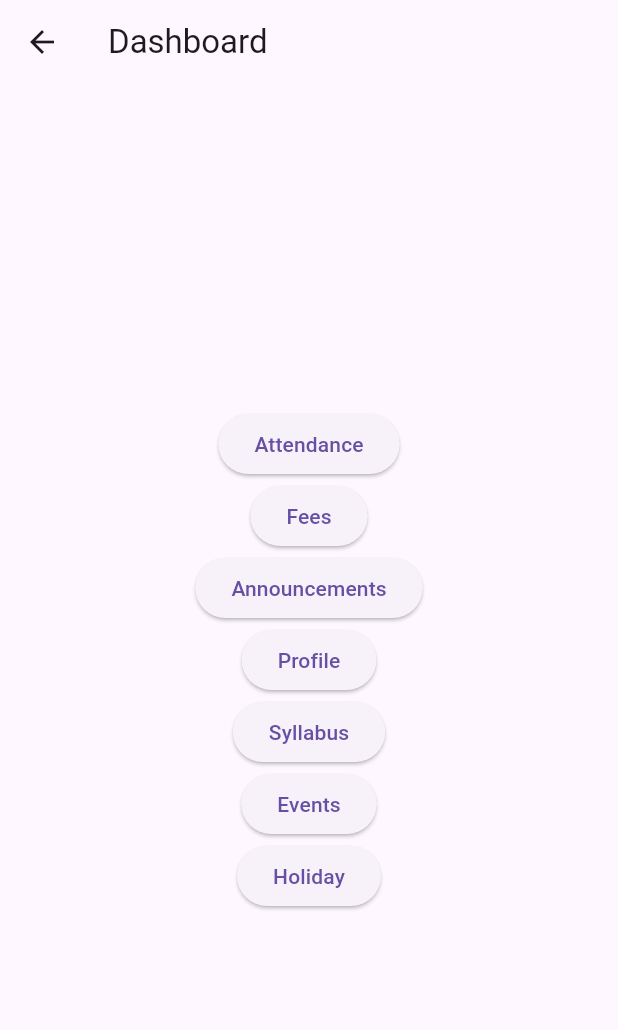
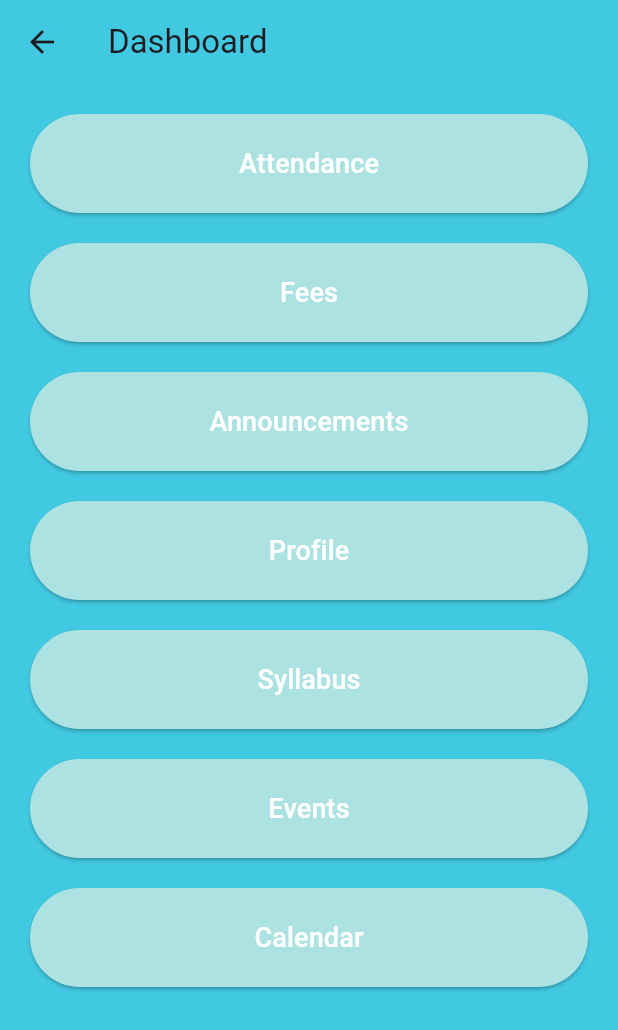
Before and after one commit to MAJ-22/College_App, a Flutter app: the DashboardPage screen opened directly with empty values, on a phone screen of 412 x 824 dp. Shown: the top 1030 px of the screen. Run offline on Flutter 3.47's test engine with Material 3 defaults, Android fonts, the phone set to English and light mode, and no system bars; our stand-ins replace cloud_firestore, firebase_auth, firebase_core; missing offline and left inert: syncfusion_flutter_pdfviewer; accounts and stored records are empty.

Commit message:
UI & Calendar

```diff
--- /dev/null
+++ b/lib/Calendar.dart
@@ -0,0 +1,22 @@
+import 'package:flutter/material.dart';
+import 'package:syncfusion_flutter_pdfviewer/pdfviewer.dart';
+
+class Calendar extends StatelessWidget {
+  @override
+  Widget build(BuildContext context) {
+    return Scaffold(
+      appBar: AppBar(
+        title: Text('Calendar'),
+      ),
+      body: Column(
+        children: [
+          Expanded(
+            child: SfPdfViewer.asset(
+              'assets/pdfs/Academic_calendar.pdf',
+            ),
+          ),
+        ],
+      ),
+    );
+  }
+}
--- a/lib/dashboard_page.dart
+++ b/lib/dashboard_page.dart
@@ -5,7 +5,7 @@ import 'announcements_page.dart';
 import 'profile_page.dart';
 import 'syllabus_page.dart';
 import 'events_page.dart';
-import 'holiday_page.dart';
+import 'Calendar.dart';
 
 class DashboardPage extends StatelessWidget {
   final String userId; // Add userId parameter to store the user ID
@@ -17,21 +17,38 @@ class DashboardPage extends StatelessWidget {
     return Scaffold(
       appBar: AppBar(
         title: Text('Dashboard'),
+        backgroundColor: Color(0xFF41C9E2), // Set app bar color to #FAF1E4
       ),
-      body: Center(
-        child: Column(
-          mainAxisAlignment: MainAxisAlignment.center,
-          crossAxisAlignment: CrossAxisAlignment.center,
+      backgroundColor: Color(0xFF41C9E2),
+      // Set window background color to #FAF1E4
+      body: Padding(
+        padding: EdgeInsets.all(20.0),
+        child: ListView(
           children: [
             ElevatedButton(
               onPressed: () {
                 Navigator.push(
                   context,
-                  MaterialPageRoute(builder: (context) => SubjectAttendancePage(userId: userId)),
+                  MaterialPageRoute(builder: (context) =>
+                      SubjectAttendancePage(userId: userId)),
                 );
               },
-              child: Text('Attendance'),
+              style: ElevatedButton.styleFrom(
+                backgroundColor: Color(
+                    0xFFACE2E1), // Set the background color to #CEDEBD
+              ),
+              child: Padding(
+                padding: const EdgeInsets.all(20.0),
+                child: Text(
+                  'Attendance',
+                  style: TextStyle(
+                    color: Colors.white, // Set text color to white
+                    fontSize: 18, // Set text size to 18
+                  ),
+                ),
+              ),
             ),
+            SizedBox(height: 20.0),
             ElevatedButton(
               onPressed: () {
                 Navigator.push(
@@ -39,8 +56,22 @@ class DashboardPage extends StatelessWidget {
                   MaterialPageRoute(builder: (context) => FeesPage()),
                 );
               },
-              child: Text('Fees'),
+              style: ElevatedButton.styleFrom(
+                backgroundColor: Color(
+                    0xFFACE2E1), // Set the background color to #CEDEBD
+              ),
+              child: Padding(
+                padding: const EdgeInsets.all(20.0),
+                child: Text(
+                  'Fees',
+                  style: TextStyle(
+                    color: Colors.white, // Set text color to white
+                    fontSize: 18, // Set text size to 18
+                  ),
+                ),
+              ),
             ),
+            SizedBox(height: 20.0),
             ElevatedButton(
               onPressed: () {
                 Navigator.push(
@@ -48,8 +79,22 @@ class DashboardPage extends StatelessWidget {
                   MaterialPageRoute(builder: (context) => AnnouncementsPage()),
                 );
               },
-              child: Text('Announcements'),
+              style: ElevatedButton.styleFrom(
+                backgroundColor: Color(
+                    0xFFACE2E1), // Set the background color to #CEDEBD
+              ),
+              child: Padding(
+                padding: const EdgeInsets.all(20.0),
+                child: Text(
+                  'Announcements',
+                  style: TextStyle(
+                    color: Colors.white, // Set text color to white
+                    fontSize: 18, // Set text size to 18
+                  ),
+                ),
+              ),
             ),
+            SizedBox(height: 20.0),
             ElevatedButton(
               onPressed: () {
                 Navigator.push(
@@ -57,8 +102,22 @@ class DashboardPage extends StatelessWidget {
                   MaterialPageRoute(builder: (context) => ProfilePage()),
                 );
               },
-              child: Text('Profile'),
+              style: ElevatedButton.styleFrom(
+                backgroundColor: Color(
+                    0xFFACE2E1), // Set the background color to #CEDEBD
+              ),
+              child: Padding(
+                padding: const EdgeInsets.all(20.0),
+                child: Text(
+                  'Profile',
+                  style: TextStyle(
+                    color: Colors.white, // Set text color to white
+                    fontSize: 18, // Set text size to 18
+                  ),
+                ),
+              ),
             ),
+            SizedBox(height: 20.0),
             ElevatedButton(
               onPressed: () {
                 Navigator.push(
@@ -66,8 +125,22 @@ class DashboardPage extends StatelessWidget {
                   MaterialPageRoute(builder: (context) => SyllabusPage()),
                 );
               },
-              child: Text('Syllabus'),
+              style: ElevatedButton.styleFrom(
+                backgroundColor: Color(
+                    0xFFACE2E1), // Set the background color to #CEDEBD
+              ),
+              child: Padding(
+                padding: const EdgeInsets.all(20.0),
+                child: Text(
+                  'Syllabus',
+                  style: TextStyle(
+                    color: Colors.white, // Set text color to white
+                    fontSize: 18, // Set text size to 18
+                  ),
+                ),
+              ),
             ),
+            SizedBox(height: 20.0),
             ElevatedButton(
               onPressed: () {
                 Navigator.push(
@@ -75,17 +148,45 @@ class DashboardPage extends StatelessWidget {
                   MaterialPageRoute(builder: (context) => EventsPage()),
                 );
               },
-              child: Text('Events'),
+              style: ElevatedButton.styleFrom(
+                backgroundColor: Color(
+                    0xFFACE2E1), // Set the background color to #CEDEBD
+              ),
+              child: Padding(
+                padding: const EdgeInsets.all(20.0),
+                child: Text(
+                  'Events',
+                  style: TextStyle(
+                    color: Colors.white, // Set text color to white
+                    fontSize: 18, // Set text size to 18
+                  ),
+                ),
+              ),
             ),
+            SizedBox(height: 20.0),
             ElevatedButton(
               onPressed: () {
                 Navigator.push(
                   context,
-                  MaterialPageRoute(builder: (context) => HolidayPage()),
+                  MaterialPageRoute(builder: (context) => Calendar()),
                 );
               },
-              child: Text('Holiday'),
+              style: ElevatedButton.styleFrom(
+                backgroundColor: Color(
+                    0xFFACE2E1), // Set the background color to #CEDEBD
+              ),
+              child: Padding(
+                padding: const EdgeInsets.all(20.0),
+                child: Text(
+                  'Calendar',
+                  style: TextStyle(
+                    color: Colors.white, // Set text color to white
+                    fontSize: 18, // Set text size to 18
+                  ),
+                ),
+              ),
             ),
+
           ],
         ),
       ),
```
Also changed, not shown: pubspec.yaml (+13 -0 lines), pubspec.lock, 1 other file.
